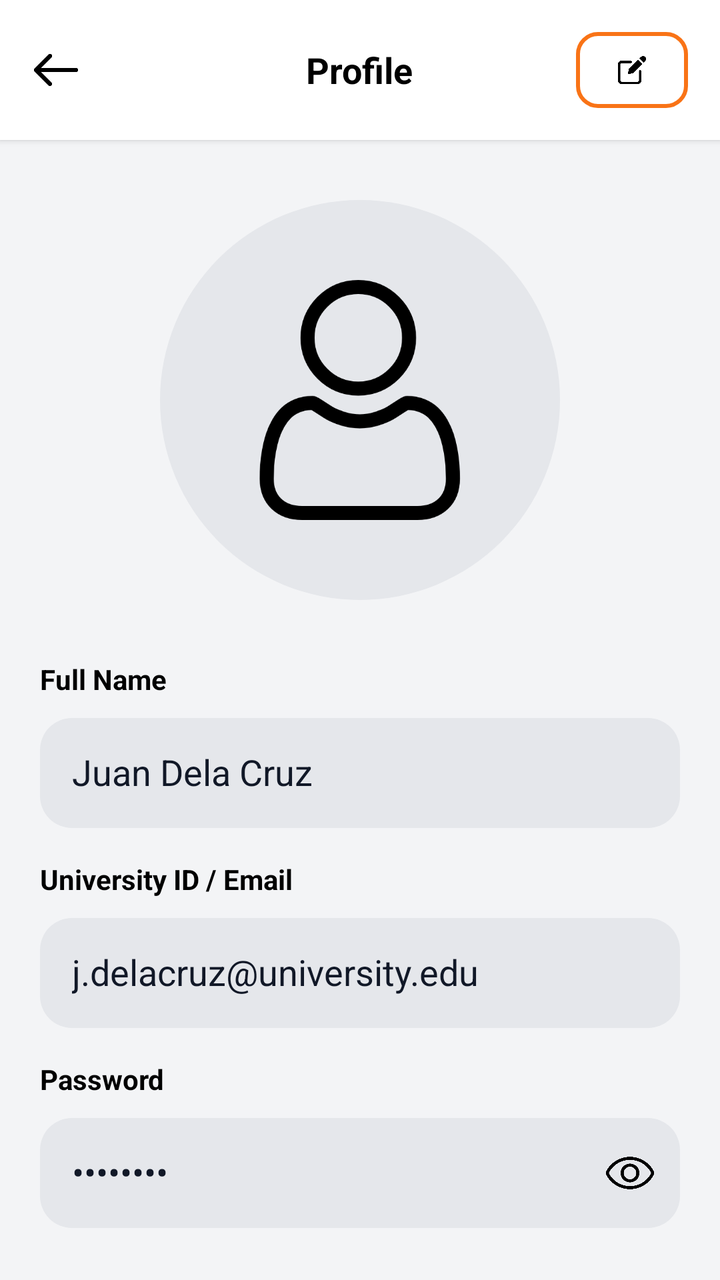
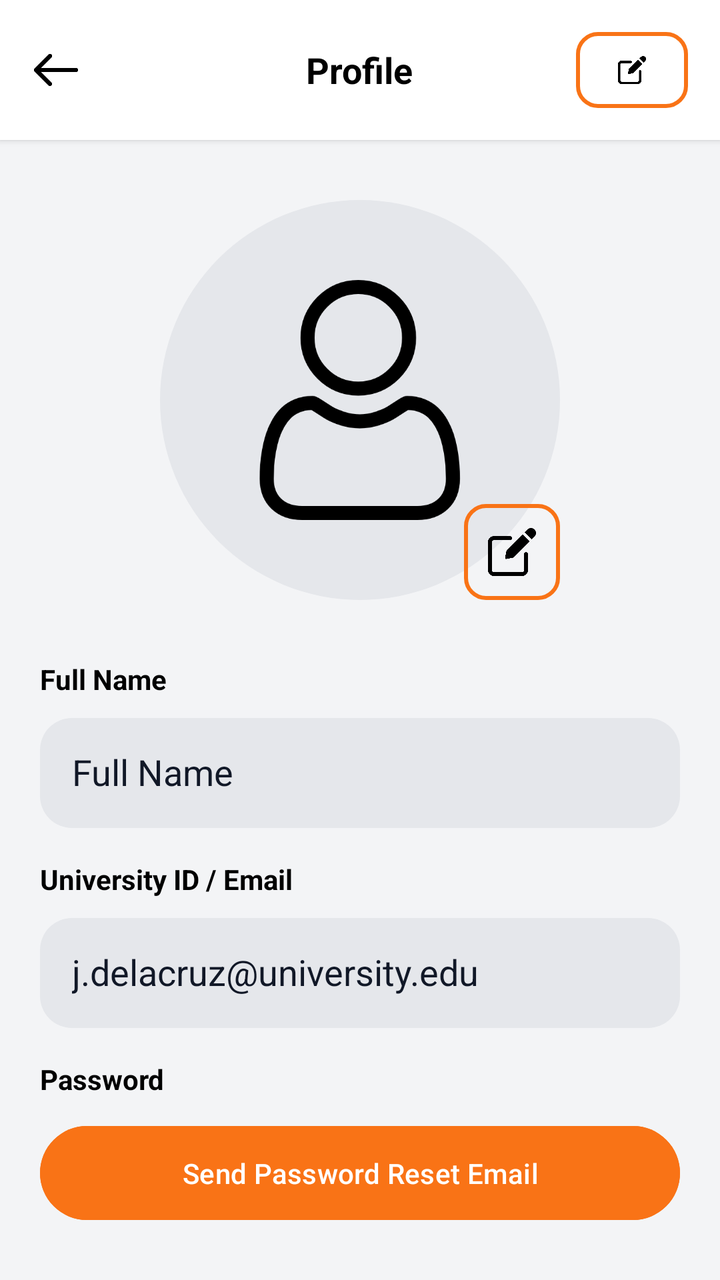

An Android layout rendered at two revisions. The XML below is the earlier revision; the diff shows what the commit changed to produce the second picture.
<!-- AndroidManifest.xml: application theme Theme.SpaceSCICT -->
<!-- res/layout/activity_profile.xml -->
<?xml version="1.0" encoding="utf-8"?>
<LinearLayout xmlns:android="http://schemas.android.com/apk/res/android"
    android:orientation="vertical"
    android:background="#F3F4F6"
    android:layout_width="match_parent"
    android:layout_height="match_parent">

    
    <RelativeLayout
        android:layout_width="match_parent"
        android:layout_height="70dp"
        android:background="#FFFFFF"
        android:padding="16dp"
        android:elevation="2dp">

        <ImageView
            android:id="@+id/backBtn"
            android:layout_width="24dp"
            android:layout_height="24dp"
            android:src="@drawable/ic_back"
            android:layout_centerVertical="true"/>

        <TextView
            android:layout_width="wrap_content"
            android:layout_height="wrap_content"
            android:layout_centerInParent="true"
            android:gravity="center"
            android:text="Profile"
            android:textColor="@color/black"
            android:textSize="18sp"
            android:textStyle="bold" />

        <ImageView
            android:id="@+id/editBtn"
            android:layout_width="56dp"
            android:layout_height="56dp"
            android:padding="12dp"
            android:src="@drawable/ic_edit"
            android:clickable="true"
            android:focusable="true"
            android:background="@drawable/edit_btn_bg"
            android:layout_alignParentEnd="true"
            android:layout_centerVertical="true"
            android:contentDescription="Edit Profile"/>
    </RelativeLayout>

    
    <ScrollView
        android:layout_width="match_parent"
        android:layout_height="wrap_content"
        android:layout_marginTop="10dp">

        <LinearLayout
            android:padding="20dp"
            android:orientation="vertical"
            android:layout_width="match_parent"
            android:layout_height="wrap_content">

            
            <ImageView
                android:layout_width="200dp"
                android:layout_height="200dp"
                android:layout_gravity="center"
                android:src="@drawable/ic_user"
                android:background="@drawable/circle_bg"
                android:padding="40dp"/>

            
            <TextView
                android:text="Full Name"
                android:layout_width="match_parent"
                android:layout_height="wrap_content"
                android:textStyle="bold"
                android:layout_marginTop="30dp"
                android:textColor="@color/black"
                android:layout_marginBottom="10dp"/>

            <EditText
                android:id="@+id/nameInput"
                android:layout_width="match_parent"
                android:layout_height="55dp"
                android:text="Juan Dela Cruz"
                android:focusable="false"
                android:clickable="false"
                android:background="@drawable/input_bg"
                android:textColor="#111827"
                android:textColorHint="#6B7280"
                android:padding="16dp"/>

            
            <TextView
                android:text="University ID / Email"
                android:layout_width="match_parent"
                android:layout_height="wrap_content"
                android:textStyle="bold"
                android:layout_marginTop="16dp"
                android:textColor="@color/black"
                android:layout_marginBottom="10dp"/>

            <EditText
                android:id="@+id/emailInput"
                android:layout_width="match_parent"
                android:layout_height="55dp"
                android:text="j.delacruz@university.edu"
                android:focusable="false"
                android:clickable="false"
                android:background="@drawable/input_bg"
                android:textColor="#111827"
                android:textColorHint="#6B7280"
                android:padding="16dp"/>

            
            <TextView
                android:text="Password"
                android:layout_width="match_parent"
                android:layout_height="wrap_content"
                android:textStyle="bold"
                android:layout_marginTop="16dp"
                android:textColor="@color/black"
                android:layout_marginBottom="10dp"/>

            <LinearLayout
                android:layout_width="match_parent"
                android:layout_height="55dp"
                android:background="@drawable/input_bg"
                android:orientation="horizontal">

                <EditText
                    android:id="@+id/passwordInput"
                    android:layout_width="0dp"
                    android:layout_weight="1"
                    android:layout_height="match_parent"
                    android:text="********"
                    android:focusable="false"
                    android:clickable="false"
                    android:inputType="textPassword"
                    android:background="@android:color/transparent"
                    android:textColor="#111827"
                    android:textColorHint="#6B7280"
                    android:padding="16dp"/>

                <ImageView
                    android:id="@+id/eyeBtn"
                    android:layout_width="50dp"
                    android:layout_height="match_parent"
                    android:padding="12dp"
                    android:src="@drawable/ic_eye"/>
            </LinearLayout>

        </LinearLayout>
    </ScrollView>

</LinearLayout>
<!-- resources referenced by this layout -->
<resources>
  <color name="black">#FF000000</color>
  <!-- drawable circle_bg (drawable) -->
  <?xml version="1.0" encoding="utf-8"?>
  <shape xmlns:android="http://schemas.android.com/apk/res/android">
      <solid android:color="#E5E7EB"/>
      <corners android:radius="100dp"/>
  </shape>
  <!-- drawable edit_btn_bg (drawable) -->
  <?xml version="1.0" encoding="utf-8"?>
  <shape xmlns:android="http://schemas.android.com/apk/res/android">
      <stroke android:color="#F97316" android:width="2dp"/>
      <corners android:radius="10dp"/>
  </shape>
  <!-- drawable ic_back: png bitmap (drawable, 3507 bytes) -->
  <!-- drawable ic_edit: png bitmap (drawable, 8017 bytes) -->
  <!-- drawable ic_eye: png bitmap (drawable, 14217 bytes) -->
  <!-- drawable ic_user: png bitmap (drawable, 16826 bytes) -->
  <!-- drawable input_bg (drawable) -->
  <?xml version="1.0" encoding="utf-8"?>
  <shape xmlns:android="http://schemas.android.com/apk/res/android">
      <solid android:color="#E5E7EB"/>
      <corners android:radius="16dp"/>
  </shape>
  <style name="Theme.SpaceSCICT" parent="Base.Theme.SpaceSCICT" />
  <style name="Base.Theme.SpaceSCICT" parent="Theme.Material3.DayNight.NoActionBar">
          
          
      </style>
</resources>

<!-- the commit's change to res/layout/activity_profile.xml (unified diff, before → after) -->
@@ -57,13 +57,34 @@
             android:layout_height="wrap_content">
 
             
-            <ImageView
+            
+            <FrameLayout
                 android:layout_width="200dp"
                 android:layout_height="200dp"
-                android:layout_gravity="center"
-                android:src="@drawable/ic_user"
-                android:background="@drawable/circle_bg"
-                android:padding="40dp"/>
+                android:layout_gravity="center">
+
+                <ImageView
+                    android:id="@+id/profilePhoto"
+                    android:layout_width="200dp"
+                    android:layout_height="200dp"
+                    android:scaleType="centerCrop"
+                    android:src="@drawable/ic_user"
+                    android:background="@drawable/circle_bg"
+                    android:padding="40dp"/>
+
+                <ImageView
+                    android:id="@+id/cameraBtn"
+                    android:layout_width="48dp"
+                    android:layout_height="48dp"
+                    android:layout_gravity="bottom|end"
+                    android:src="@drawable/ic_edit"
+                    android:background="@drawable/edit_btn_bg"
+                    android:padding="12dp"
+                    android:clickable="true"
+                    android:focusable="true"/>
+            </FrameLayout>
+
+
 
             
             <TextView
@@ -79,7 +100,7 @@
                 android:id="@+id/nameInput"
                 android:layout_width="match_parent"
                 android:layout_height="55dp"
-                android:text="Juan Dela Cruz"
+                android:text="Full Name"
                 android:focusable="false"
                 android:clickable="false"
                 android:background="@drawable/input_bg"
@@ -108,7 +129,6 @@
                 android:textColor="#111827"
                 android:textColorHint="#6B7280"
                 android:padding="16dp"/>
-
             
             <TextView
                 android:text="Password"
@@ -119,34 +139,14 @@
                 android:textColor="@color/black"
                 android:layout_marginBottom="10dp"/>
 
-            <LinearLayout
+            <Button
+                android:id="@+id/resetPasswordBtn"
                 android:layout_width="match_parent"
                 android:layout_height="55dp"
-                android:background="@drawable/input_bg"
-                android:orientation="horizontal">
-
-                <EditText
-                    android:id="@+id/passwordInput"
-                    android:layout_width="0dp"
-                    android:layout_weight="1"
-                    android:layout_height="match_parent"
-                    android:text="********"
-                    android:focusable="false"
-                    android:clickable="false"
-                    android:inputType="textPassword"
-                    android:background="@android:color/transparent"
-                    android:textColor="#111827"
-                    android:textColorHint="#6B7280"
-                    android:padding="16dp"/>
-
-                <ImageView
-                    android:id="@+id/eyeBtn"
-                    android:layout_width="50dp"
-                    android:layout_height="match_parent"
-                    android:padding="12dp"
-                    android:src="@drawable/ic_eye"/>
-            </LinearLayout>
-
+                android:text="Send Password Reset Email"
+                android:textAllCaps="false"
+                android:backgroundTint="#F97316"
+                android:textColor="#FFFFFF"/>
         </LinearLayout>
     </ScrollView>
 
<!-- resource entries referenced after the edit -->
@@ -15,7 +15,6 @@
   </shape>
   <!-- drawable ic_back: png bitmap (drawable, 3507 bytes) -->
   <!-- drawable ic_edit: png bitmap (drawable, 8017 bytes) -->
-  <!-- drawable ic_eye: png bitmap (drawable, 14217 bytes) -->
   <!-- drawable ic_user: png bitmap (drawable, 16826 bytes) -->
   <!-- drawable input_bg (drawable) -->
   <?xml version="1.0" encoding="utf-8"?>
